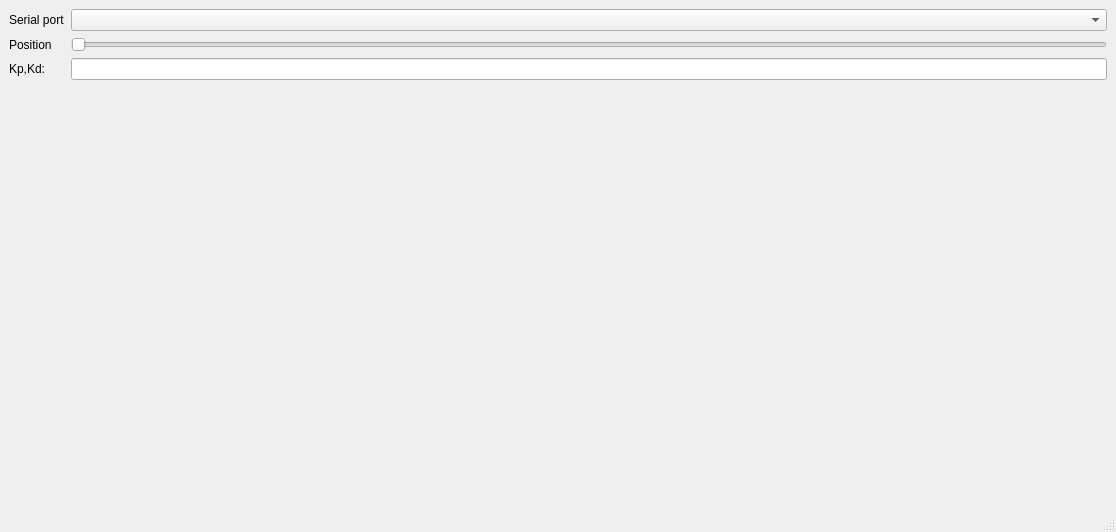
The window that gui.ui (chongxi/iPyTTCANOpen) describes before a commit, drawn with Qt 5.
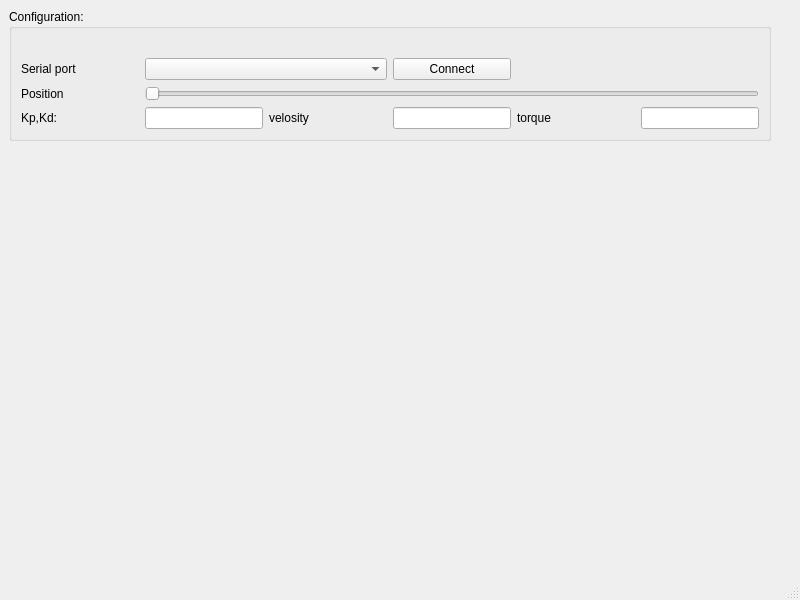
The same window after the commit.

```diff
--- a/gui.ui
+++ b/gui.ui
@@ -6,35 +6,73 @@
    <rect>
     <x>0</x>
     <y>0</y>
-    <width>1116</width>
-    <height>532</height>
+    <width>800</width>
+    <height>600</height>
    </rect>
   </property>
   <property name="windowTitle">
    <string>MainWindow</string>
   </property>
   <widget class="QWidget" name="centralwidget">
+   <layout class="QGridLayout" name="gridLayout_2">
+    <item row="1" column="0">
+     <layout class="QVBoxLayout" name="verticalLayout"/>
+    </item>
+    <item row="0" column="0">
+     <widget class="QGroupBox" name="groupBox">
+      <property name="title">
+       <string>Configuration:</string>
+      </property>
+      <layout class="QGridLayout" name="gridLayout_3">
+       <item row="0" column="0">
    <layout class="QGridLayout" name="gridLayout">
-    <item row="0" column="0">
-     <layout class="QFormLayout" name="formLayout">
-      <item row="0" column="0">
-       <widget class="QLabel" name="label_serial">
-        <property name="text">
-         <string>Serial port</string>
-        </property>
-       </widget>
+         <item row="3" column="1">
+          <widget class="QLineEdit" name="lineEdit"/>
+         </item>
+         <item row="3" column="3">
+          <widget class="QLineEdit" name="lineEdit_2"/>
       </item>
       <item row="0" column="1">
-       <widget class="QComboBox" name="serialSelector"/>
-      </item>
-      <item row="1" column="0">
-       <widget class="QLabel" name="label_position">
+          <spacer name="horizontalSpacer_2">
+           <property name="orientation">
+            <enum>Qt::Horizontal</enum>
+           </property>
+           <property name="sizeHint" stdset="0">
+            <size>
+             <width>40</width>
+             <height>20</height>
+            </size>
+           </property>
+          </spacer>
+         </item>
+         <item row="1" column="3">
+          <widget class="QPushButton" name="pushButton">
         <property name="text">
-         <string>Position</string>
+            <string>Connect</string>
         </property>
        </widget>
       </item>
-      <item row="1" column="1">
+         <item row="0" column="2">
+          <spacer name="horizontalSpacer_3">
+           <property name="orientation">
+            <enum>Qt::Horizontal</enum>
+           </property>
+           <property name="sizeHint" stdset="0">
+            <size>
+             <width>40</width>
+             <height>20</height>
+            </size>
+           </property>
+          </spacer>
+         </item>
+         <item row="1" column="1" colspan="2">
+          <widget class="QComboBox" name="serialSelector">
+           <property name="modelColumn">
+            <number>0</number>
+           </property>
+          </widget>
+         </item>
+         <item row="2" column="1" colspan="5">
        <widget class="QSlider" name="positionSlider">
         <property name="maximum">
          <number>6283</number>
@@ -47,20 +85,100 @@
         </property>
        </widget>
       </item>
+         <item row="0" column="3">
+          <spacer name="horizontalSpacer_4">
+           <property name="orientation">
+            <enum>Qt::Horizontal</enum>
+           </property>
+           <property name="sizeHint" stdset="0">
+            <size>
+             <width>40</width>
+             <height>20</height>
+            </size>
+           </property>
+          </spacer>
+         </item>
+         <item row="3" column="4">
+          <widget class="QLabel" name="label_8">
+           <property name="text">
+            <string>torque</string>
+           </property>
+          </widget>
+         </item>
+         <item row="3" column="5">
+          <widget class="QLineEdit" name="lineEdit_3"/>
+         </item>
       <item row="2" column="0">
+          <widget class="QLabel" name="label_position">
+           <property name="text">
+            <string>Position</string>
+           </property>
+          </widget>
+         </item>
+         <item row="3" column="2">
+          <widget class="QLabel" name="label_7">
+           <property name="text">
+            <string>velosity</string>
+           </property>
+          </widget>
+         </item>
+         <item row="0" column="0">
+          <spacer name="horizontalSpacer">
+           <property name="orientation">
+            <enum>Qt::Horizontal</enum>
+           </property>
+           <property name="sizeHint" stdset="0">
+            <size>
+             <width>40</width>
+             <height>20</height>
+            </size>
+           </property>
+          </spacer>
+         </item>
+         <item row="3" column="0">
        <widget class="QLabel" name="label_kpkd">
         <property name="text">
          <string>Kp,Kd:</string>
         </property>
        </widget>
       </item>
-      <item row="2" column="1">
-       <widget class="QLineEdit" name="kpkd_lineEdit"/>
-      </item>
-      <item row="3" column="0" colspan="2">
-       <layout class="QVBoxLayout" name="verticalLayout_3"/>
-      </item>
-     </layout>
+         <item row="0" column="4">
+          <spacer name="horizontalSpacer_5">
+           <property name="orientation">
+            <enum>Qt::Horizontal</enum>
+           </property>
+           <property name="sizeHint" stdset="0">
+            <size>
+             <width>40</width>
+             <height>20</height>
+            </size>
+           </property>
+          </spacer>
+         </item>
+         <item row="1" column="0">
+          <widget class="QLabel" name="label_serial">
+           <property name="text">
+            <string>Serial port</string>
+           </property>
+          </widget>
+         </item>
+        </layout>
+       </item>
+      </layout>
+     </widget>
+    </item>
+    <item row="1" column="1">
+     <spacer name="verticalSpacer">
+      <property name="orientation">
+       <enum>Qt::Vertical</enum>
+      </property>
+      <property name="sizeHint" stdset="0">
+       <size>
+        <width>20</width>
+        <height>40</height>
+       </size>
+      </property>
+     </spacer>
     </item>
    </layout>
   </widget>
```
Left out of the diff: 2 changed lines with no effect on the pictures. Lines whose indentation alone changed are shown as unchanged.
